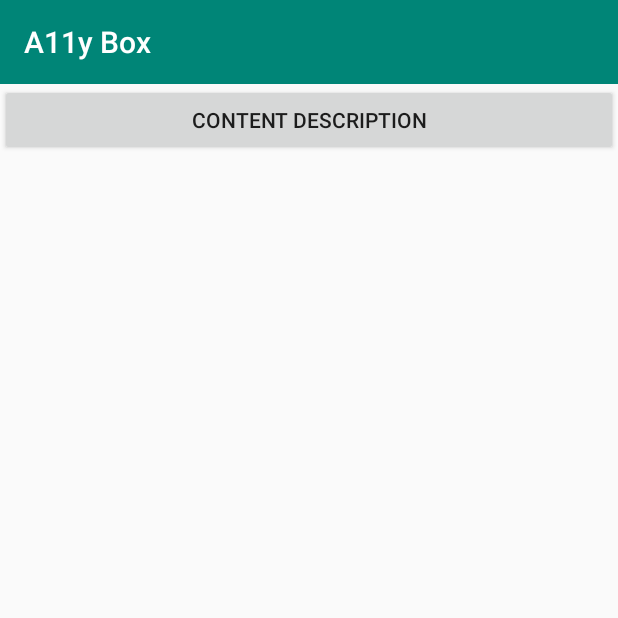
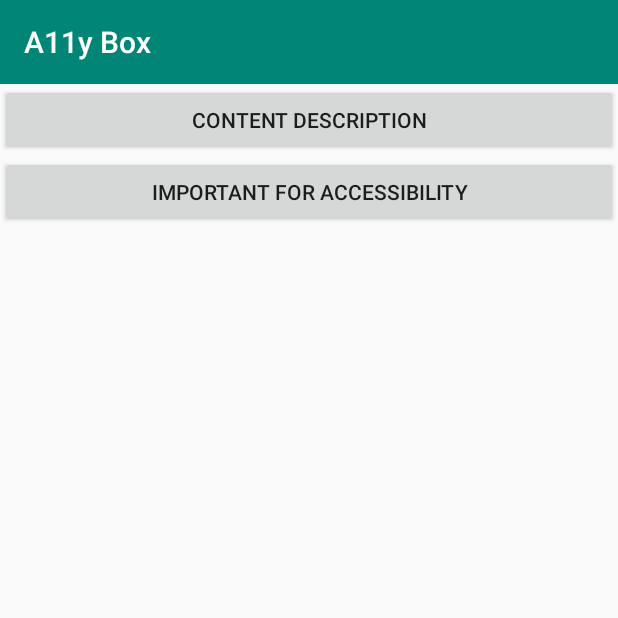
Before and after one commit to rwapp/A11y-Box-Android, an Android app: the screen it shows after launch (MainActivity), on a phone screen of 412 x 824 dp, the top half of it. Run offline under Robolectric (Android 15) with nearby library versions, the phone set to English and light mode, and no system bars; our stand-ins replace navigation-ui.

Commit message:
important for accessibility

```diff
--- a/app/src/main/java/uk/co/rwapp/a11ybox/HomeFragment.kt
+++ b/app/src/main/java/uk/co/rwapp/a11ybox/HomeFragment.kt
@@ -26,6 +26,9 @@ class HomeFragment: Fragment() {
         content_description_button.setOnClickListener(Navigation.createNavigateOnClickListener(
             R.id.contentDescriptionFragment, null))
 
+        important_for_accessibility_button.setOnClickListener(Navigation.createNavigateOnClickListener(
+            R.id.importantForAccessibilityFragment, null))
+
 
     }
 }
--- a/app/src/main/res/layout/fragment_home.xml
+++ b/app/src/main/res/layout/fragment_home.xml
@@ -8,4 +8,10 @@
         android:layout_width="match_parent"
         android:layout_height="wrap_content"
         android:text="@string/content_description_title" />
+
+    <Button
+        android:id="@+id/important_for_accessibility_button"
+        android:layout_width="match_parent"
+        android:layout_height="wrap_content"
+        android:text="@string/important_for_accessibility_title" />
 </LinearLayout>
--- a/app/src/main/res/navigation/navigation.xml
+++ b/app/src/main/res/navigation/navigation.xml
@@ -14,5 +14,12 @@
         <action
             android:id="@+id/action_homeFragment_to_contentDescriptionFragment"
             app:destination="@id/contentDescriptionFragment" />
+        <action
+            android:id="@+id/action_homeFragment_to_importantForAccessibilityFragment"
+            app:destination="@id/importantForAccessibilityFragment" />
     </fragment>
+    <fragment
+        android:id="@+id/importantForAccessibilityFragment"
+        android:name="uk.co.rwapp.a11ybox.ImportantForAccessibilityFragment"
+        android:label="Important For Accessibility" />
 </navigation>
--- a/app/src/main/res/values/strings.xml
+++ b/app/src/main/res/values/strings.xml
@@ -5,5 +5,9 @@
     <string name="content_description_button_content_description">Submit</string>
     <string name="content_description_title">Content Description</string>
     <string name="content_description_example">The buttons below have the content description of Submit.</string>
+    <string name="important_intro">Elements can be set as not important for accessibility to hide them from assistive technologies.</string>
+    <string name="important_example">The buttons below aren\'t visible to TalkBack.</string>
+    <string name="important_button_title">Go</string>
+    <string name="important_for_accessibility_title">Important For Accessibility</string>
 
 </resources>
```
Also changed, not shown: app/src/main/java/uk/co/rwapp/a11ybox/ImportantForAccessibilityFragment.kt (added, +27 -0 lines), app/src/main/res/layout/fragment_important.xml (added, +33 -0 lines).
